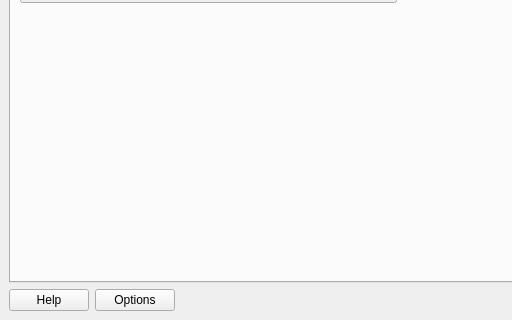
Before: the Qt Designer form src/cplus_plugin/ui/qgis_cplus_main_dockwidget.ui in ConservationInternational/cplus-plugin, drawn with Qt 5; both pictures show x 0 to 512 and y 322 to 642 of the 799 by 642 pixel window.
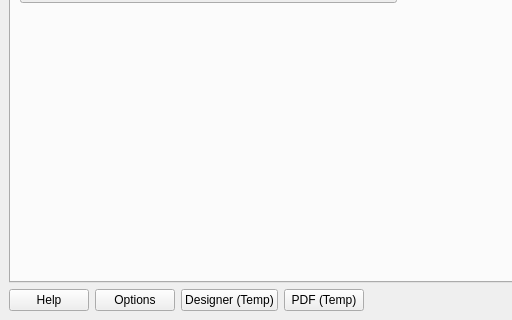
After: the same form once the commit is applied. Icons and pictures are not drawn. Custom widgets are drawn as their Qt base class.

Commit message: Update UI dock wudget

What changed in the file:
```diff
--- a/src/cplus_plugin/ui/qgis_cplus_main_dockwidget.ui
+++ b/src/cplus_plugin/ui/qgis_cplus_main_dockwidget.ui
@@ -1076,6 +1076,20 @@
           </property>
          </widget>
         </item>
+        <item>
+         <widget class="QPushButton" name="btn_layout">
+          <property name="text">
+           <string>Designer (Temp)</string>
+          </property>
+         </widget>
+        </item>
+        <item>
+         <widget class="QPushButton" name="btn_pdf">
+          <property name="text">
+           <string>PDF (Temp)</string>
+          </property>
+         </widget>
+        </item>
         <item>
          <spacer name="horizontalSpacer">
           <property name="orientation">
```
